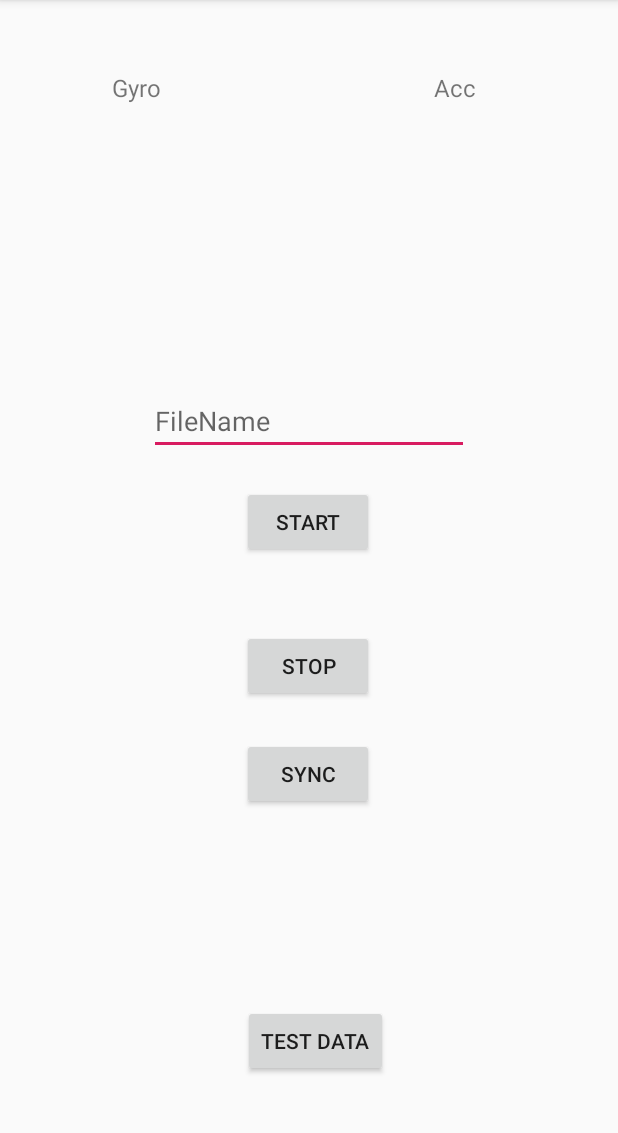
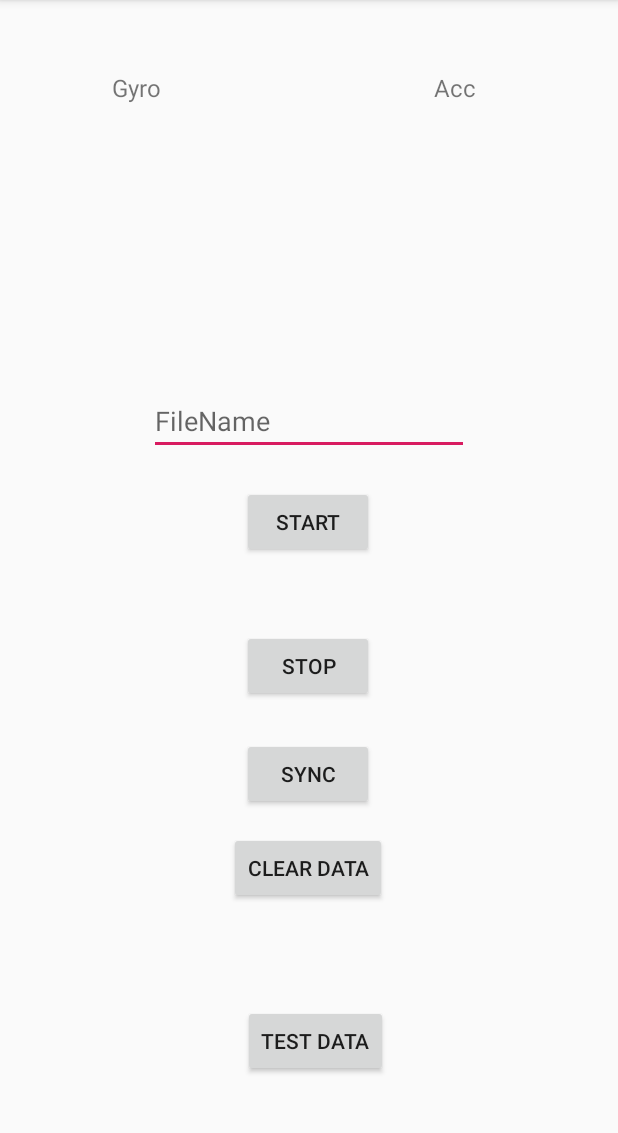
Before and after one commit to gauravarya18/Autism-Gesture, an Android app: the screen it shows after launch (MainActivity), on a phone screen of 412 x 824 dp, the part 84-1217 px from its top. Run offline under Robolectric (Android 15) with nearby library versions, the phone set to English and light mode, and no system bars; libraries missing offline, so code that uses them is left out: com.opencsv.

Commit message:
Clear functionality added

```diff
--- a/app/src/main/res/layout/activity_main.xml
+++ b/app/src/main/res/layout/activity_main.xml
@@ -96,4 +96,17 @@
         app:layout_constraintStart_toEndOf="@+id/results_gyro"
         app:layout_constraintTop_toTopOf="parent"
         app:layout_constraintVertical_bias="0.454" />
+
+    <Button
+        android:id="@+id/button3"
+        android:layout_width="wrap_content"
+        android:layout_height="wrap_content"
+        android:text="Clear Data"
+        android:onClick="DeleteAllTables"
+        app:layout_constraintBottom_toTopOf="@+id/test"
+        app:layout_constraintEnd_toEndOf="parent"
+        app:layout_constraintHorizontal_bias="0.498"
+        app:layout_constraintStart_toStartOf="parent"
+        app:layout_constraintTop_toBottomOf="@+id/button"
+        app:layout_constraintVertical_bias="0.182" />
 </androidx.constraintlayout.widget.ConstraintLayout>
```
Also changed, not shown: app/src/main/java/com/example/gesturerecognition/CacheManager.java (+8 -0 lines), app/src/main/java/com/example/gesturerecognition/MainActivity.java (+8 -4 lines).
